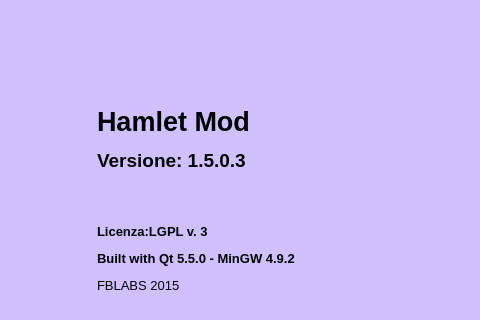
Qt form mainwindow.ui (fblabs/hamlet-mod-sancon) before a commit; both pictures show x 246 to 726 and y 102 to 422 of the 979 by 768 pixel window.
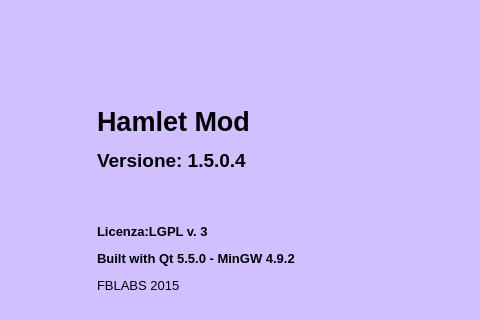
The same form after that commit. Icons and pictures are not drawn.

Patch:
```diff
--- a/mainwindow.ui
+++ b/mainwindow.ui
@@ -938,7 +938,7 @@
          </palette>
         </property>
         <property name="text">
-         <string>&lt;html&gt;&lt;head/&gt;&lt;body&gt;&lt;p&gt;&lt;span style=&quot; font-size:20pt; font-weight:600;&quot;&gt;Hamlet Mod&lt;/span&gt;&lt;/p&gt;&lt;p&gt;&lt;span style=&quot; font-size:14pt; font-weight:600;&quot;&gt;Versione: 1.5.0.3&lt;/span&gt;&lt;/p&gt;&lt;p&gt;&lt;br/&gt;&lt;/p&gt;&lt;p&gt;&lt;span style=&quot; font-size:10pt; font-weight:600;&quot;&gt;Licenza:LGPL v. 3&lt;/span&gt;&lt;/p&gt;&lt;p&gt;&lt;span style=&quot; font-size:10pt; font-weight:600;&quot;&gt;Built with Qt 5.5.0 - MinGW 4.9.2&lt;/span&gt;&lt;/p&gt;&lt;p&gt;&lt;span style=&quot; font-size:10pt;&quot;&gt;FBLABS 2015&lt;/span&gt;&lt;/p&gt;&lt;/body&gt;&lt;/html&gt;</string>
+         <string>&lt;html&gt;&lt;head/&gt;&lt;body&gt;&lt;p&gt;&lt;span style=&quot; font-size:20pt; font-weight:600;&quot;&gt;Hamlet Mod&lt;/span&gt;&lt;/p&gt;&lt;p&gt;&lt;span style=&quot; font-size:14pt; font-weight:600;&quot;&gt;Versione: 1.5.0.4&lt;/span&gt;&lt;/p&gt;&lt;p&gt;&lt;br/&gt;&lt;/p&gt;&lt;p&gt;&lt;span style=&quot; font-size:10pt; font-weight:600;&quot;&gt;Licenza:LGPL v. 3&lt;/span&gt;&lt;/p&gt;&lt;p&gt;&lt;span style=&quot; font-size:10pt; font-weight:600;&quot;&gt;Built with Qt 5.5.0 - MinGW 4.9.2&lt;/span&gt;&lt;/p&gt;&lt;p&gt;&lt;span style=&quot; font-size:10pt;&quot;&gt;FBLABS 2015&lt;/span&gt;&lt;/p&gt;&lt;/body&gt;&lt;/html&gt;</string>
         </property>
         <property name="scaledContents">
          <bool>true</bool>
```
Left out of the diff: 2 changed lines with no effect on the pictures.
